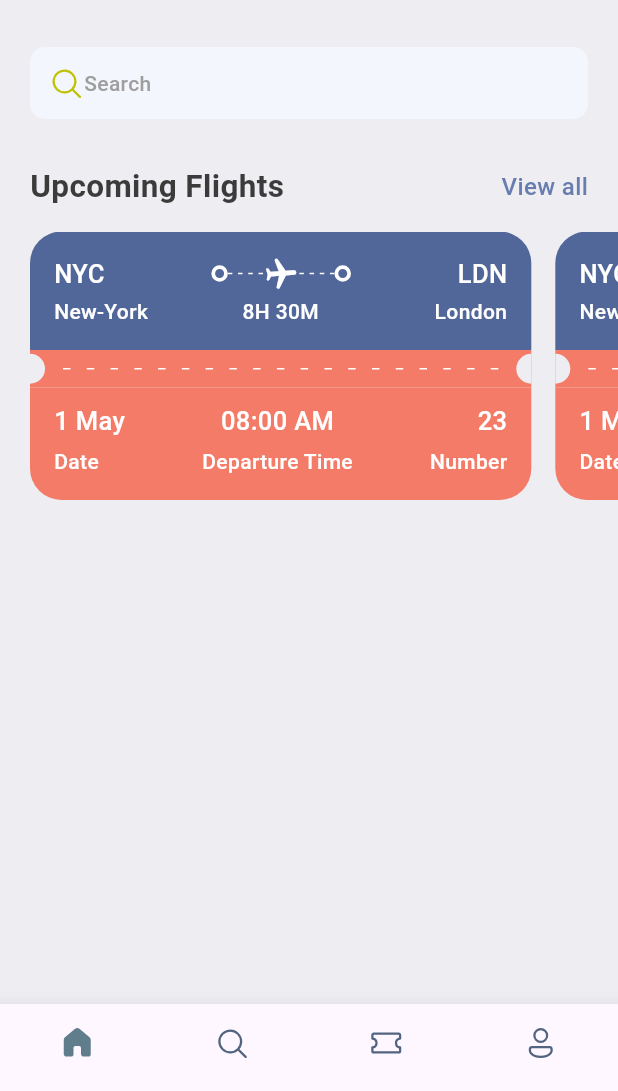
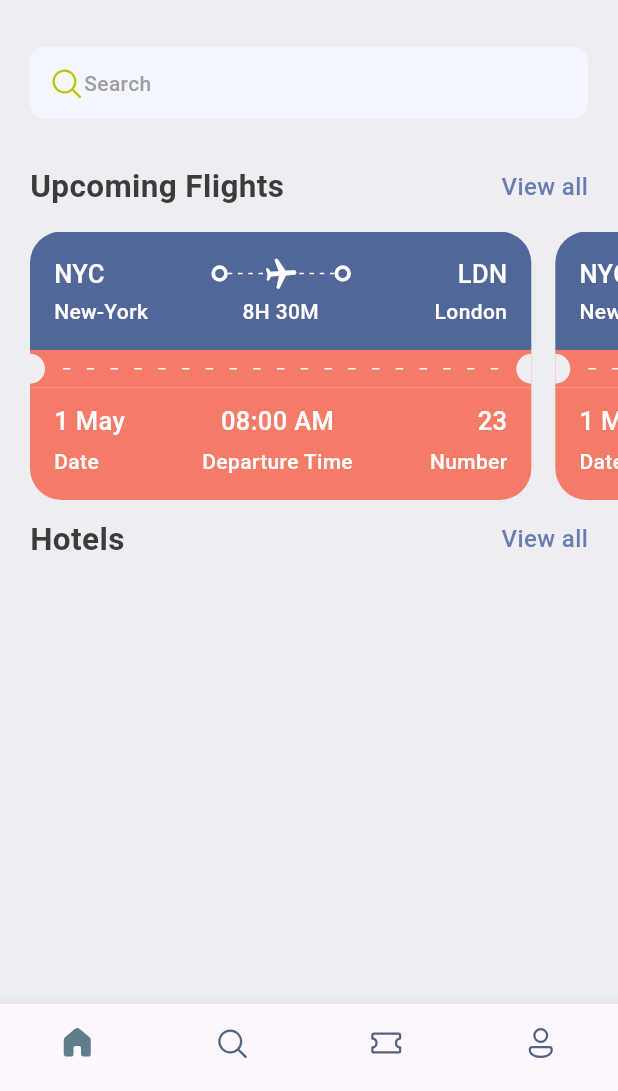
Before and after one commit to SukumarRaja/ticket_booking, a Flutter app: the screen it shows after launch, on a phone screen of 412 x 824 dp, the part 145-1236 px from its top. Run offline on Flutter 3.47's test engine with Material 2 defaults, Android fonts, the phone set to English and light mode, and no system bars; our stand-ins replace fluentui_icons, gap.

Commit message:
Hotel heading completed Ref video(2:36:32)

```diff
--- a/lib/app/ui/pages/home.dart
+++ b/lib/app/ui/pages/home.dart
@@ -102,7 +102,7 @@ class Home extends StatelessWidget {
 
           //tickets
           SizedBox(
-            height: 210,
+            height: 190,
             child: ListView.builder(
                 itemCount: 3,
                 shrinkWrap: true,
@@ -112,7 +112,27 @@ class Home extends StatelessWidget {
                 itemBuilder: (context, index) {
                   return const TicketView();
                 }),
-          )
+          ),
+          Padding(
+            padding: const EdgeInsets.symmetric(horizontal: 20.0),
+            child: Row(
+              mainAxisAlignment: MainAxisAlignment.spaceBetween,
+              children: [
+                Text(
+                  "Hotels",
+                  style: TextStyles.heaLineStyle2,
+                ),
+                InkWell(
+                  onTap: () {},
+                  child: Text(
+                    "View all",
+                    style:
+                        TextStyles.textStyle.copyWith(color: AppColors.primary),
+                  ),
+                ),
+              ],
+            ),
+          ),
         ],
       ),
     );
--- a/lib/app/ui/pages/ticket_view.dart
+++ b/lib/app/ui/pages/ticket_view.dart
@@ -13,7 +13,7 @@ class TicketView extends StatelessWidget {
     final size = AppLayout.getSize(context);
     return SizedBox(
       width: size.width * 0.85,
-      height: 200,
+      // height: 200,
       child: Container(
         margin: const EdgeInsets.only(right: 16),
         child: Column(
```
